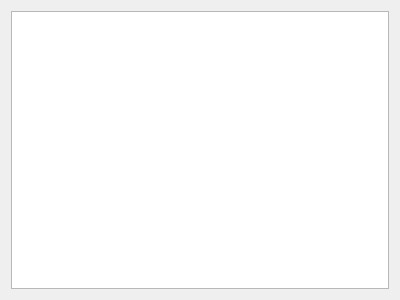
vince7839/GmsAutoTool, file onlinewidget.ui: the form before one commit.
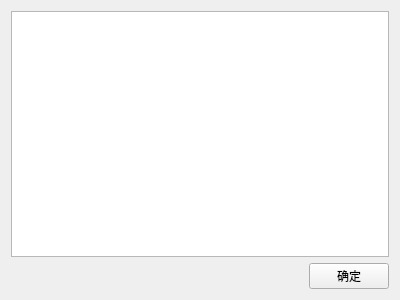
The form after the commit.

Diff of the .ui file:
```diff
--- a/onlinewidget.ui
+++ b/onlinewidget.ui
@@ -17,6 +17,30 @@
    <item>
     <widget class="QTableWidget" name="tableWidget"/>
    </item>
+   <item>
+    <layout class="QHBoxLayout" name="horizontalLayout">
+     <item>
+      <spacer name="horizontalSpacer">
+       <property name="orientation">
+        <enum>Qt::Horizontal</enum>
+       </property>
+       <property name="sizeHint" stdset="0">
+        <size>
+         <width>40</width>
+         <height>20</height>
+        </size>
+       </property>
+      </spacer>
+     </item>
+     <item>
+      <widget class="QPushButton" name="btn_ok">
+       <property name="text">
+        <string>确定</string>
+       </property>
+      </widget>
+     </item>
+    </layout>
+   </item>
   </layout>
  </widget>
  <resources/>
```
